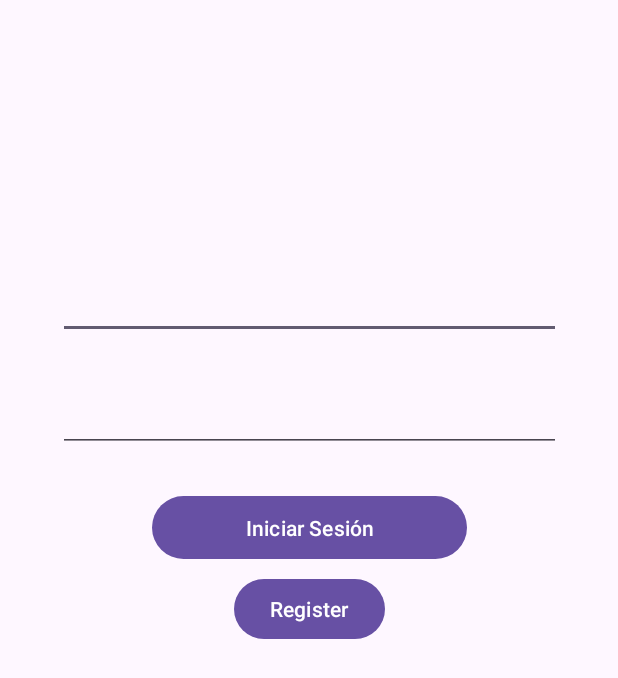
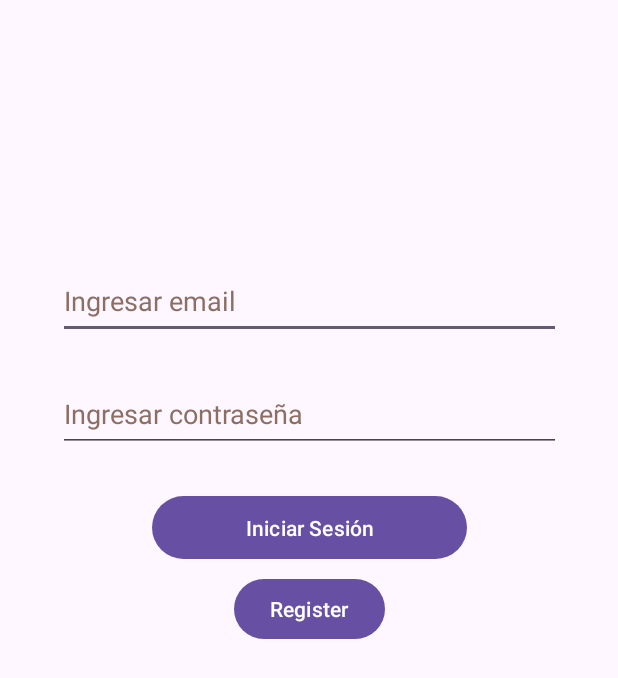
Before and after one commit to Gusvera017/final-am-acn4bv-gustavo-vera, an Android app: the screen it shows after launch (LoginActivity), on a phone screen of 412 x 824 dp. Shown: the top 678 px of the screen. Run offline under Robolectric (Android 15) with nearby library versions, the phone set to English and light mode, and no system bars; our stand-ins replace Firebase (no records; nobody signed in at launch, a user with empty details on screens opened directly).

Commit message:
se agregarón variables de identificación

```diff
--- a/app/src/main/res/layout/activity_login.xml
+++ b/app/src/main/res/layout/activity_login.xml
@@ -12,18 +12,22 @@
         android:layout_height="50dp"
         android:layout_marginTop="176dp"
         android:ems="10"
+        android:hint="@string/hint_on_input_email"
         android:inputType="textEmailAddress"
+        android:textColorHint="#8D6E63"
         app:layout_constraintEnd_toEndOf="parent"
         app:layout_constraintStart_toStartOf="parent"
         app:layout_constraintTop_toTopOf="parent" />
 
     <EditText
         android:id="@+id/passwordInputLogin"
+        android:hint="@string/hint_on_pass_input"
         android:layout_width="335dp"
         android:layout_height="50dp"
         android:layout_marginTop="25dp"
         android:ems="10"
         android:inputType="textPassword"
+        android:textColorHint="#8D6E63"
         app:layout_constraintEnd_toEndOf="parent"
         app:layout_constraintStart_toStartOf="parent"
         app:layout_constraintTop_toBottomOf="@+id/emailInputLogin" />
@@ -34,7 +38,7 @@
         android:layout_height="50dp"
         android:layout_marginTop="25dp"
         android:onClick="onButtonLoginClick"
-        android:text="Iniciar Sesión"
+        android:text="@string/text_on_btn_login"
         app:layout_constraintEnd_toEndOf="parent"
         app:layout_constraintStart_toStartOf="parent"
         app:layout_constraintTop_toBottomOf="@+id/passwordInputLogin" />
@@ -45,7 +49,7 @@
         android:layout_height="wrap_content"
         android:layout_marginTop="5dp"
         android:onClick="onButtonRegisterClick"
-        android:text="Register"
+        android:text="@string/text_on_btn_register"
         app:layout_constraintEnd_toEndOf="parent"
         app:layout_constraintStart_toStartOf="parent"
         app:layout_constraintTop_toBottomOf="@+id/buttonLogin" />
--- a/app/src/main/res/layout/activity_main.xml
+++ b/app/src/main/res/layout/activity_main.xml
@@ -22,7 +22,7 @@
         android:layout_marginTop="16dp"
         android:layout_marginEnd="16dp"
         android:onClick="logout"
-        android:text="Logout"
+        android:text="@string/text_on_btn_logout"
         app:layout_constraintEnd_toEndOf="parent"
         app:layout_constraintTop_toTopOf="parent" />
 
--- a/app/src/main/res/values/strings.xml
+++ b/app/src/main/res/values/strings.xml
@@ -1,3 +1,8 @@
 <resources>
     <string name="app_name">parcial-2-am-acn4bv-gustavo-vera</string>
+    <string name="hint_on_pass_input">Ingresar contraseña</string>
+    <string name="text_on_btn_login">Iniciar Sesión</string>
+    <string name="text_on_btn_register">Register</string>
+    <string name="hint_on_input_email">Ingresar email</string>
+    <string name="text_on_btn_logout">Logout</string>
 </resources>
```
